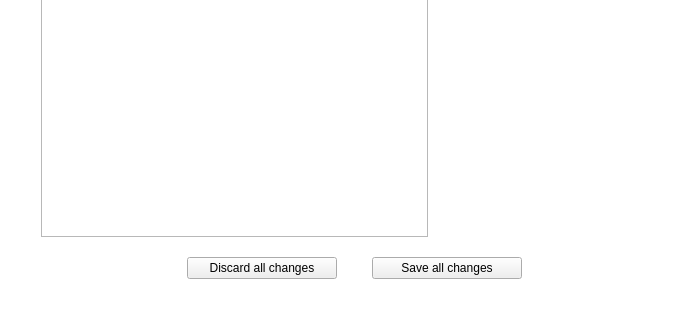
mooltipass/moolticute, file src/SSHManagement.ui: the form before one commit; both pictures show x 0 to 689 and y 182 to 502 of the 689 by 502 pixel window.
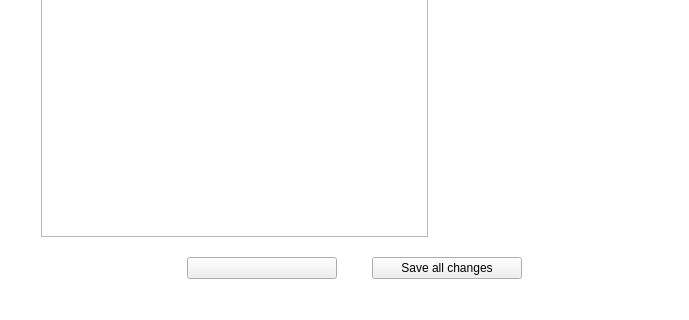
The form after the commit. Custom widgets are drawn as their Qt base class.

Commit message:
Improve long press buttons fix #119 fix #118
Also add an option to disable long pressed buttons in settings

What changed in the file:
```diff
--- a/src/SSHManagement.ui
+++ b/src/SSHManagement.ui
@@ -359,23 +359,26 @@
            </property>
            <property name="sizeHint" stdset="0">
             <size>
-             <width>288</width>
-             <height>20</height>
+             <width>0</width>
+             <height>0</height>
             </size>
            </property>
           </spacer>
          </item>
          <item>
-          <widget class="QPushButton" name="buttonDiscard">
+          <widget class="AnimatedColorButton" name="buttonDiscard" native="true">
+           <property name="sizePolicy">
+            <sizepolicy hsizetype="Minimum" vsizetype="Preferred">
+             <horstretch>0</horstretch>
+             <verstretch>0</verstretch>
+            </sizepolicy>
+           </property>
            <property name="minimumSize">
             <size>
              <width>150</width>
              <height>0</height>
             </size>
            </property>
-           <property name="text">
-            <string>Discard all changes</string>
-           </property>
           </widget>
          </item>
          <item>
@@ -398,8 +401,8 @@
            </property>
            <property name="sizeHint" stdset="0">
             <size>
-             <width>288</width>
-             <height>20</height>
+             <width>0</width>
+             <height>0</height>
             </size>
            </property>
           </spacer>
@@ -413,6 +416,11 @@
   </layout>
  </widget>
  <customwidgets>
+  <customwidget>
+   <class>AnimatedColorButton</class>
+   <extends>QPushButton</extends>
+   <header>AnimatedColorButton.h</header>
+  </customwidget>
   <customwidget>
    <class>RotateSpinner</class>
    <extends>QWidget</extends>
```
The commit also changes 10 other files.
